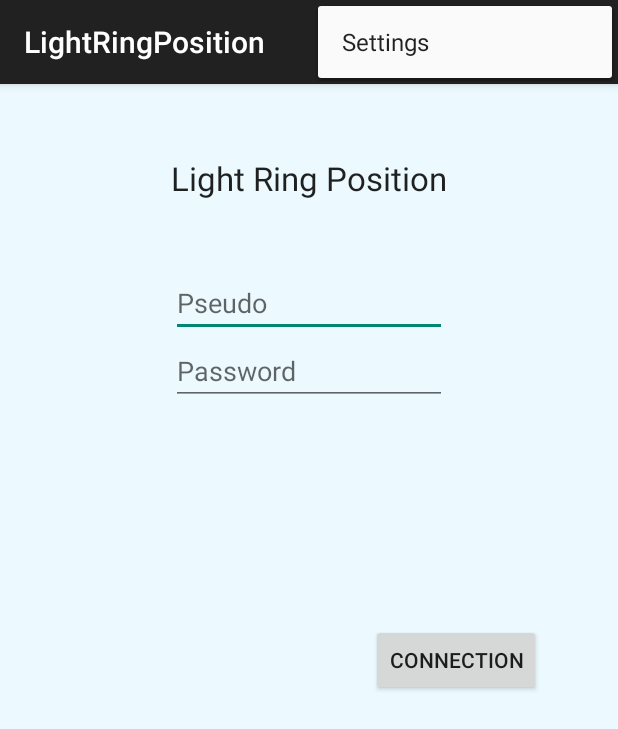
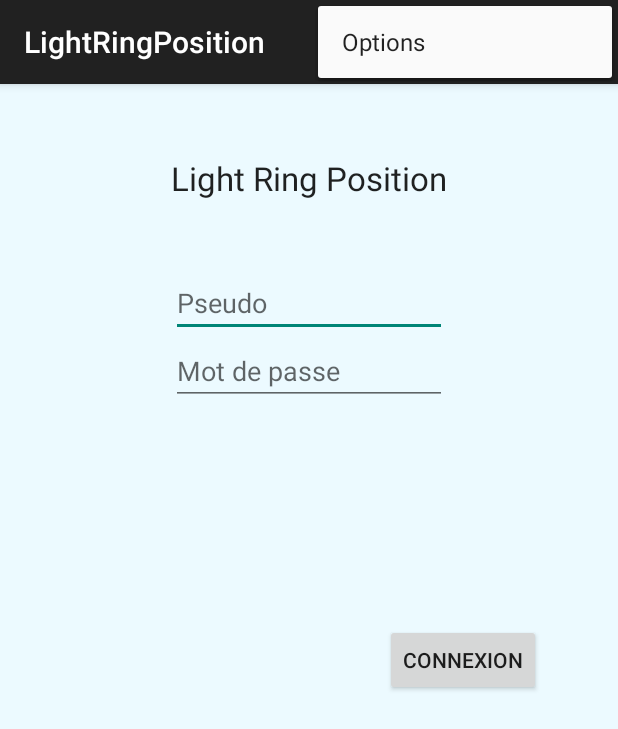
Before and after one commit to fcro/LightRingPosition, an Android app: the screen it shows after launch (MainActivity), with the options menu open, on a phone screen of 412 x 824 dp. Shown: the top 729 px of the screen. Run offline under Robolectric (Android 15) with nearby library versions, the phone set to English and light mode, and no system bars.

Commit message:
Android : francisation + utilisation de ressources pour les textes

```diff
--- a/LightRingPositionAndroid/app/src/main/res/layout/activity_main.xml
+++ b/LightRingPositionAndroid/app/src/main/res/layout/activity_main.xml
@@ -21,7 +21,7 @@
         android:layout_height="wrap_content"
         android:id="@+id/pseudo"
         android:layout_marginTop="46dp"
-        android:hint="Pseudo"
+        android:hint="@string/pseudoHint"
         android:layout_below="@+id/titre"
         android:layout_alignLeft="@+id/titre"
         android:layout_alignStart="@+id/titre"
@@ -34,7 +34,7 @@
         android:inputType="textPassword"
         android:ems="10"
         android:id="@+id/pwd"
-        android:hint="Password"
+        android:hint="@string/pwdHint"
         android:layout_below="@+id/pseudo"
         android:layout_alignRight="@+id/pseudo"
         android:layout_alignEnd="@+id/pseudo"
@@ -45,7 +45,7 @@
         style="?android:attr/buttonStyleSmall"
         android:layout_width="wrap_content"
         android:layout_height="wrap_content"
-        android:text="Connection"
+        android:text="@string/ConnectButtonText"
         android:id="@+id/ConnectButton"
         android:layout_centerVertical="true"
         android:layout_alignParentRight="true"
--- a/LightRingPositionAndroid/app/src/main/res/values/strings.xml
+++ b/LightRingPositionAndroid/app/src/main/res/values/strings.xml
@@ -3,8 +3,11 @@
 
     <string name="app_name">LightRingPosition</string>
     <string name="hello_world">Hello world!</string>
-    <string name="action_settings">Settings</string>
+    <string name="action_settings">Options</string>
     <string name="title_activity_menu">Menu</string>
     <string name="title_activity_menu_light_ring">MenuLightRingActivity</string>
+    <string name="pseudoHint">Pseudo</string>
+    <string name="pwdHint">Mot de passe</string>
+    <string name="ConnectButtonText">Connexion</string>
 
 </resources>
```
